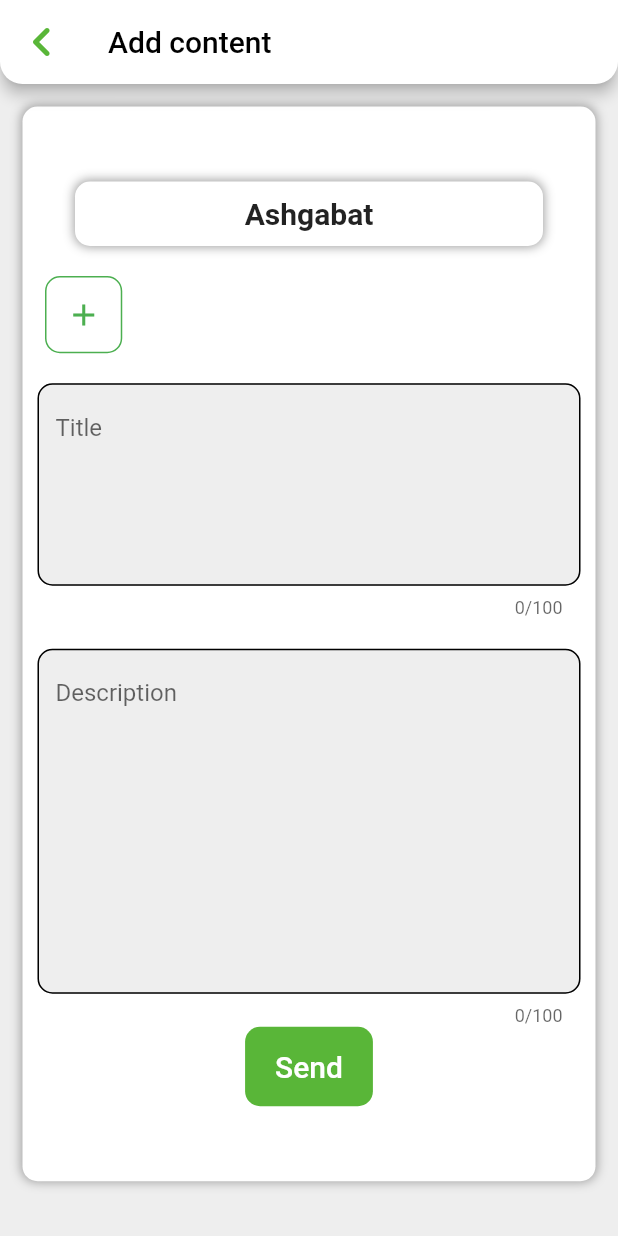
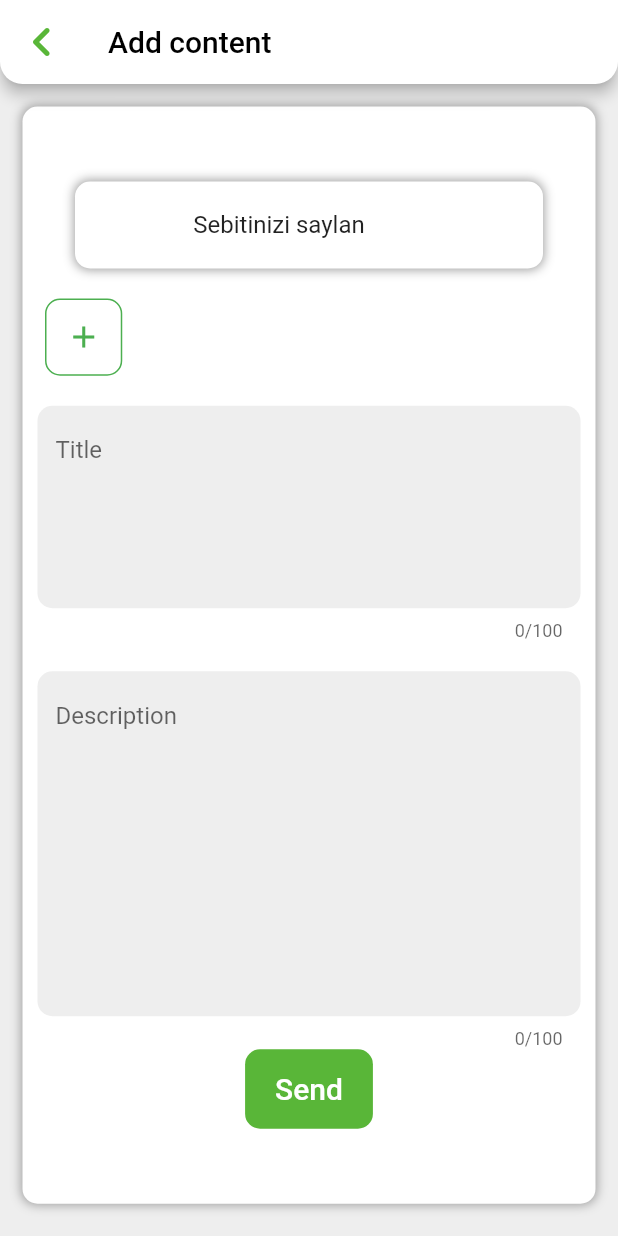
Before and after one commit to Martyhacker/arzan, a Flutter app: the AddContentPage screen opened directly, on a phone screen of 412 x 824 dp. Run offline on Flutter 3.47's test engine with Material 2 defaults, Android fonts, the phone set to English and light mode, and no system bars; drawn by our look-alikes of auto_size_text; our stand-ins replace carousel_slider, flutter_svg, image_picker, shared_preferences; accounts and stored records are empty.

Commit message:
Commited from iMac

```diff
--- a/lib/core/utils/view_builder.dart
+++ b/lib/core/utils/view_builder.dart
@@ -7,7 +7,7 @@ class MyViewBuilder {
         physics: const NeverScrollableScrollPhysics(),
         shrinkWrap: true,
         gridDelegate: const SliverGridDelegateWithFixedCrossAxisCount(
-            crossAxisCount: 3, childAspectRatio: 0.58),
+            crossAxisCount: 3, childAspectRatio: 0.55),
         itemBuilder: (context, index) => widget);
   }
 
@@ -23,7 +23,7 @@ class MyViewBuilder {
     return GridView.builder(
         itemCount: 9,
         gridDelegate: const SliverGridDelegateWithFixedCrossAxisCount(
-            crossAxisCount: 3, childAspectRatio: 0.6, mainAxisSpacing: 6),
+            crossAxisCount: 3, childAspectRatio: 0.55),
         itemBuilder: (context, index) => widget);
   }
 
--- a/lib/core/widgets/user_tile.dart
+++ b/lib/core/widgets/user_tile.dart
@@ -71,7 +71,7 @@ class UserCircle extends StatelessWidget {
           return Icon(
             Icons.account_circle_outlined,
             color: Colors.white,
-            size: constraint.biggest.height,
+            size: constraint.biggest.width,
           );
         },
       ),
--- /dev/null
+++ b/lib/ui/pages/add_content/add_content_components/content_region_dropdown.dart
@@ -0,0 +1,44 @@
+import 'package:flutter/material.dart';
+class ContentRegionDropdown extends StatelessWidget {
+  const ContentRegionDropdown({
+    Key? key  })  :
+        super(key: key);
+
+  @override
+  Widget build(BuildContext context) {
+    Size _size = MediaQuery.of(context).size;
+    return Container(
+      width: _size.width,
+      margin: const EdgeInsets.symmetric(horizontal: 25),
+      decoration: BoxDecoration(
+          color: Colors.white,
+          borderRadius: BorderRadius.circular(10),
+          boxShadow: const [
+            BoxShadow(color: Colors.grey, blurRadius: 5, spreadRadius: .5)
+          ]),
+      child: const ExpansionTile(
+        childrenPadding: const EdgeInsets.all(0),
+        tilePadding: const EdgeInsets.all(0),
+        iconColor: Colors.transparent,
+        collapsedIconColor: Colors.transparent,
+        children: [
+          ListTile(title: Text('Balkan')),
+          ListTile(title: Text('Ahal')),
+          ListTile(title: Text('Mary')),
+          ListTile(title: Text('Lebap')),
+          ListTile(title: Text('Dashoguz')),
+          ListTile(title: Text('Asgabat')),
+        ],
+        title: Text(
+          'Sebitinizi saylan',
+          textAlign: TextAlign.center,
+        ),
+      ),
+      // child: const AutoSizeText('Ashgabat',
+      //     textAlign: TextAlign.center,
+      //     minFontSize: 20,
+      //     maxLines: 1,
+      //     style: TextStyle(fontWeight: FontWeight.bold)),
+    );
+  }
+}
--- a/lib/ui/pages/add_content/add_content_page.dart
+++ b/lib/ui/pages/add_content/add_content_page.dart
@@ -1,13 +1,9 @@
-import 'dart:io';
-
 import 'package:arzan/core/constants/palette.dart';
+import 'package:arzan/core/style/my_input_decorations.dart';
 import 'package:arzan/core/widgets/custom_button.dart';
 import 'package:arzan/core/widgets/default_app_bar.dart';
-import 'package:arzan/ui/pages/home/home_page.dart';
-import 'package:auto_size_text/auto_size_text.dart';
+import 'package:arzan/ui/pages/add_content/add_content_components/content_region_dropdown.dart';
 import 'package:flutter/material.dart';
-import 'package:flutter/services.dart';
-import 'package:image_picker/image_picker.dart';
 
 import 'add_content_components/image_pick_row.dart';
 
@@ -40,8 +36,8 @@ class _AddContentPageState extends State<AddContentPage> {
     }
 
     return Scaffold(
-      appBar: DefaultAppBar(
-          titleText: 'Add content', back: const HomePage(), appBar: AppBar()),
+      appBar:
+          DefaultAppBar(titleText: 'Add content', back: null, appBar: AppBar()),
       body: SingleChildScrollView(
         child: Container(
           width: _size.width,
@@ -56,24 +52,7 @@ class _AddContentPageState extends State<AddContentPage> {
           child: Column(
             mainAxisSize: MainAxisSize.min,
             children: [
-              Container(
-                width: _size.width,
-                padding:
-                    const EdgeInsets.symmetric(horizontal: 10, vertical: 10),
-                margin: const EdgeInsets.symmetric(horizontal: 25),
-                decoration: BoxDecoration(
-                    color: Colors.white,
-                    borderRadius: BorderRadius.circular(10),
-                    boxShadow: const [
-                      BoxShadow(
-                          color: Colors.grey, blurRadius: 5, spreadRadius: .5)
-                    ]),
-                child: const AutoSizeText('Ashgabat',
-                    textAlign: TextAlign.center,
-                    minFontSize: 20,
-                    maxLines: 1,
-                    style: TextStyle(fontWeight: FontWeight.bold)),
-              ),
+              const ContentRegionDropdown(),
               const SizedBox(height: 20),
               const ImagePickingRow(),
               const SizedBox(height: 20),
@@ -84,10 +63,8 @@ class _AddContentPageState extends State<AddContentPage> {
                   hintText: 'Title',
                   filled: true,
                   fillColor: Palette.kGrey,
-                  border: OutlineInputBorder(
-                      borderRadius: BorderRadius.circular(10)),
-                  enabledBorder: OutlineInputBorder(
-                      borderRadius: BorderRadius.circular(10)),
+                  border: MyInputDecs().myOutlineBorder(),
+                  enabledBorder: MyInputDecs().myOutlineBorder(),
                 ),
               ),
               const SizedBox(height: 20),
@@ -98,10 +75,8 @@ class _AddContentPageState extends State<AddContentPage> {
                   hintText: 'Description',
                   filled: true,
                   fillColor: Palette.kGrey,
-                  border: OutlineInputBorder(
-                      borderRadius: BorderRadius.circular(10)),
-                  enabledBorder: OutlineInputBorder(
-                      borderRadius: BorderRadius.circular(10)),
+                  border: MyInputDecs().myOutlineBorder(),
+                  enabledBorder: MyInputDecs().myOutlineBorder(),
                 ),
               ),
               CustomButton(
--- a/lib/ui/pages/home/home_components/tile_card.dart
+++ b/lib/ui/pages/home/home_components/tile_card.dart
@@ -17,7 +17,7 @@ class HomeTile extends StatelessWidget {
           Container(
               width: _size.width,
               height: _size.height / 5,
-              padding: const EdgeInsets.all(10),
+              padding: const EdgeInsets.all(5),
               margin: const EdgeInsets.symmetric(horizontal: 10, vertical: 5),
               decoration: mbd.tileCard(),
               child: Row(
--- a/lib/ui/pages/notification_detail/notification_detail_page.dart
+++ b/lib/ui/pages/notification_detail/notification_detail_page.dart
@@ -18,7 +18,7 @@ class _NotificationDetailPageState extends State<NotificationDetailPage> {
     return Scaffold(
       appBar: DefaultAppBar(
           titleText: 'Notification Detail',
-          back: const NotificationsPage(),
+          back: null,
           appBar: AppBar()),
       body: SingleChildScrollView(
         child: Container(
--- a/lib/ui/pages/official_users/official_users_page.dart
+++ b/lib/ui/pages/official_users/official_users_page.dart
@@ -40,7 +40,7 @@ class _OfficialUsersPageState extends State<OfficialUsersPage> {
                 child: SizedBox(
                   width: _size.width,
                   child: Padding(
-                    padding: const EdgeInsets.symmetric(horizontal: 20),
+                    padding: const EdgeInsets.symmetric(horizontal: 15),
                     child: Row(
                       mainAxisAlignment: MainAxisAlignment.spaceBetween,
                       children: [
--- a/lib/ui/pages/regions/select_region_page.dart
+++ b/lib/ui/pages/regions/select_region_page.dart
@@ -55,7 +55,7 @@ class CityButton extends StatelessWidget {
 
   @override
   Widget build(BuildContext context) => InkWell(
-        onTap: model.onTap,
+        onTap: ()=> MyRouter().route(context, const TabScreen()),
         child: Container(
           padding: const EdgeInsets.symmetric(horizontal: 30, vertical: 10),
           margin: const EdgeInsets.only(bottom: 10, left: 25, right: 25),
--- a/pubspec.yaml
+++ b/pubspec.yaml
@@ -84,6 +84,7 @@ flutter:
     - assets/images/
     - assets/icons/
     - assets/fonts/
+    - assets/flags/
 
   # An image asset can refer to one or more resolution-specific "variants", see
   # https://flutter.dev/assets-and-images/#resolution-aware.
```
Also changed, not shown: lib/core/models/city_model.dart (+7 -9 lines), lib/ui/pages/add_content/add_content_components/image_pick_row.dart (+8 -7 lines), lib/ui/pages/home/home_page.dart (+2 -16 lines), lib/ui/pages/notifications/notifications_page.dart (+7 -13 lines), lib/ui/pages/settings/settings_page.dart (+18 -5 lines), assets/flags/rus.png (added), assets/flags/tkm.png (added), lib/core/views/notification_view.dart (added), pubspec.lock, 16 other files.
